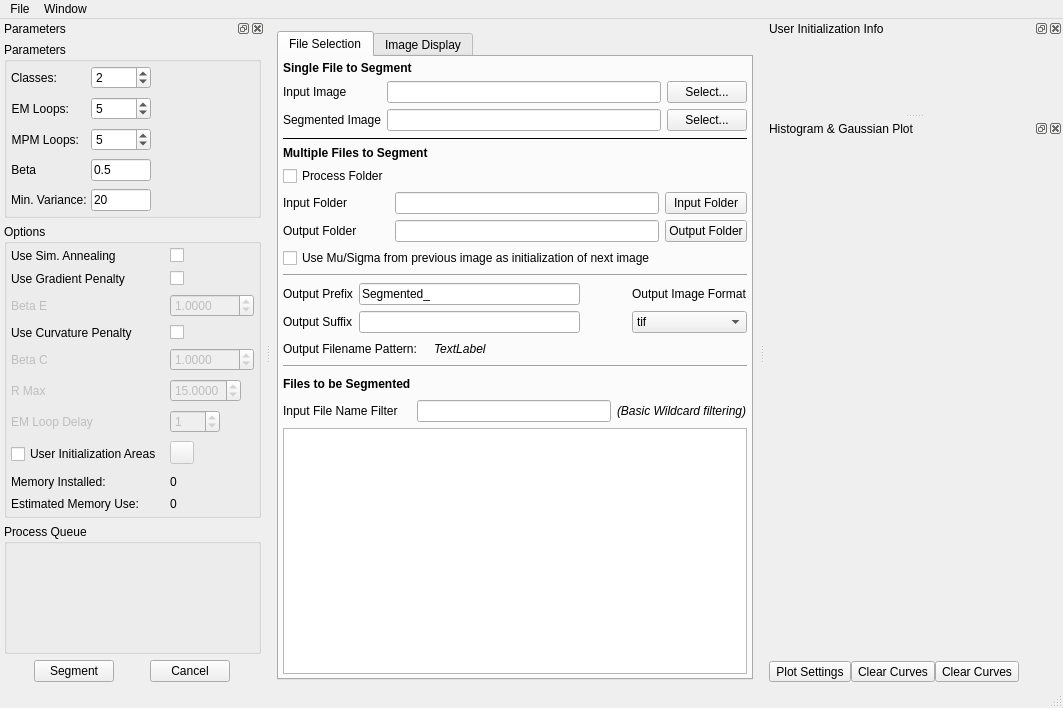
The window that Code/EmMpmGui/UI_Files/EmMpmGui.ui (BlueQuartzSoftware/EMMPMWorkbench) describes before a commit, drawn with Qt 5.
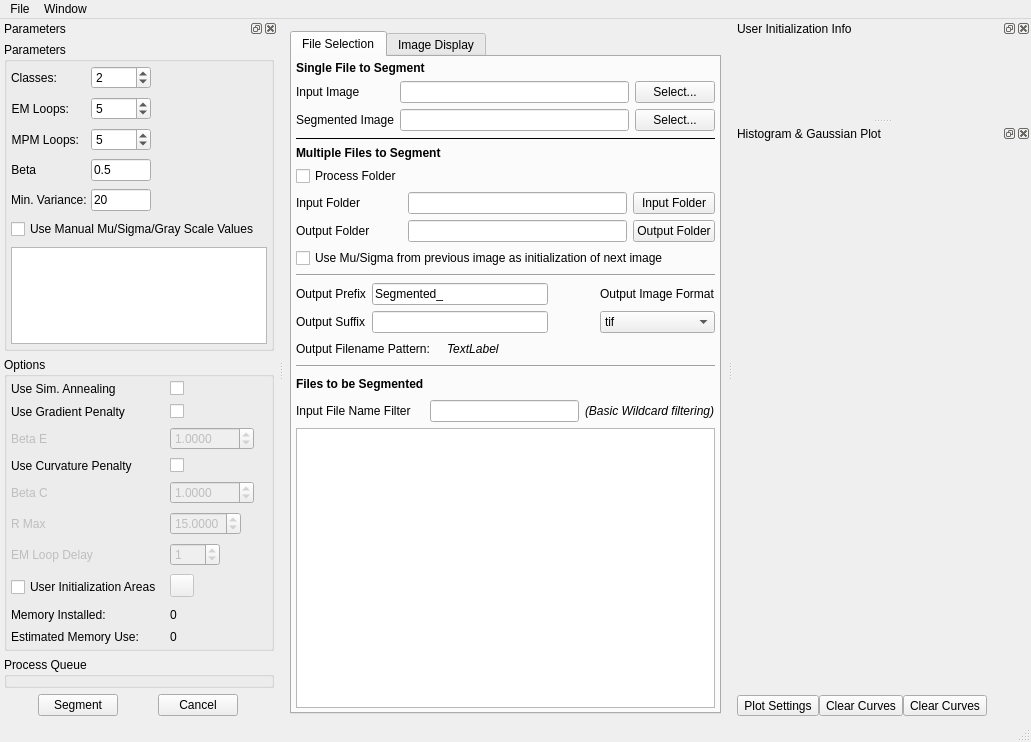
The same window after the commit. Icons and pictures are not drawn. Custom widgets are drawn as their Qt base class.

Commit message: Adding code to allow the user to manually set the Mu and Sigma values for each class in the segmentation

Diff of the .ui file:
```diff
--- a/Code/EmMpmGui/UI_Files/EmMpmGui.ui
+++ b/Code/EmMpmGui/UI_Files/EmMpmGui.ui
@@ -6,8 +6,8 @@
    <rect>
     <x>0</x>
     <y>0</y>
-    <width>1063</width>
-    <height>708</height>
+    <width>1031</width>
+    <height>742</height>
    </rect>
   </property>
   <property name="sizePolicy">
@@ -777,8 +777,8 @@
     <rect>
      <x>0</x>
      <y>0</y>
-     <width>1063</width>
-     <height>21</height>
+     <width>1031</width>
+     <height>22</height>
     </rect>
    </property>
    <widget class="QMenu" name="menuFile">
@@ -1171,6 +1171,26 @@
           </property>
          </widget>
         </item>
+        <item row="6" column="0" colspan="2">
+         <widget class="QTableView" name="manualInitTableView">
+          <attribute name="horizontalHeaderDefaultSectionSize">
+           <number>60</number>
+          </attribute>
+          <attribute name="verticalHeaderDefaultSectionSize">
+           <number>20</number>
+          </attribute>
+          <attribute name="verticalHeaderMinimumSectionSize">
+           <number>20</number>
+          </attribute>
+         </widget>
+        </item>
+        <item row="5" column="0" colspan="2">
+         <widget class="QCheckBox" name="manualInit">
+          <property name="text">
+           <string>Use Manual Mu/Sigma/Gray Scale Values</string>
+          </property>
+         </widget>
+        </item>
        </layout>
       </widget>
      </item>
```
The commit also changes 9 other files.
